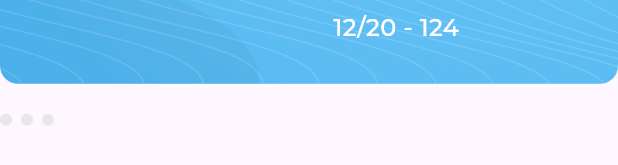
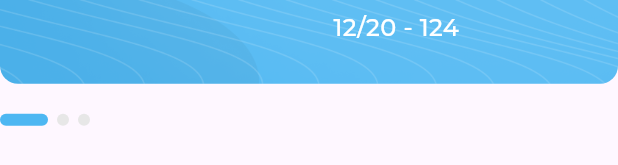
Before and after one commit to seifmoustafa/responsive_dash_board, a Flutter app: the MyCardsSection widget shown alone on an empty page, opened directly, on a phone screen of 412 x 824 dp. Shown: the part 306-471 px from the top of the screen. Run offline on Flutter 3.47's test engine with Material 3 defaults, Android fonts, the phone set to English and light mode, and no system bars; drawn by our look-alikes of expandable_page_view; our stand-ins replace flutter_svg; project files that could hold a hidden picture were left out.

Commit message:
my cards section done

```diff
--- a/lib/views/widgets/dots_indicator.dart
+++ b/lib/views/widgets/dots_indicator.dart
@@ -2,16 +2,17 @@ import 'package:flutter/material.dart';
 import 'package:responsive_dash_board/views/widgets/custom_dot.dart';
 
 class DotsIndecator extends StatelessWidget {
-  const DotsIndecator({super.key});
-
+  const DotsIndecator({super.key, required this.currentPageIndex});
+  final int currentPageIndex;
   @override
   Widget build(BuildContext context) {
     return Row(
         children: List.generate(
             3,
-            (index) => const Padding(
-                  padding: EdgeInsets.only(right: 6),
-                  child: CustomDotIndecator(isActive: false),
+            (index) => Padding(
+                  padding: const EdgeInsets.only(right: 6),
+                  child:
+                      CustomDotIndecator(isActive: index == currentPageIndex),
                 )));
   }
 }
--- a/lib/views/widgets/my_cards_page_view.dart
+++ b/lib/views/widgets/my_cards_page_view.dart
@@ -3,11 +3,12 @@ import 'package:expandable_page_view/expandable_page_view.dart';
 import 'package:responsive_dash_board/views/widgets/my_card.dart';
 
 class MyCardsPageView extends StatelessWidget {
-  const MyCardsPageView({super.key});
-
+  const MyCardsPageView({super.key, required this.pageController});
+  final PageController pageController;
   @override
   Widget build(BuildContext context) {
     return ExpandablePageView(
+      controller: pageController,
       children: List.generate(
         3,
         (index) => const MyCard(),
--- a/lib/views/widgets/my_cards_section.dart
+++ b/lib/views/widgets/my_cards_section.dart
@@ -3,29 +3,51 @@ import 'package:responsive_dash_board/utils/app_styles.dart';
 import 'package:responsive_dash_board/views/widgets/dots_indicator.dart';
 import 'package:responsive_dash_board/views/widgets/my_cards_page_view.dart';
 
-class MyCardsSection extends StatelessWidget {
+class MyCardsSection extends StatefulWidget {
   const MyCardsSection({super.key});
 
   @override
+  State<MyCardsSection> createState() => _MyCardsSectionState();
+}
+
+class _MyCardsSectionState extends State<MyCardsSection> {
+  late PageController pageController;
+  int currentPageIndex = 0;
+
+  @override
+  void initState() {
+    pageController = PageController();
+    pageController.addListener(() {
+      currentPageIndex = pageController.page!.round();
+      setState(() {});
+    });
+    super.initState();
+  }
+
+  @override
   Widget build(BuildContext context) {
-    return const Column(
+    return Column(
       crossAxisAlignment: CrossAxisAlignment.start,
       children: [
-        SizedBox(
+        const SizedBox(
           width: 420,
           child: Text(
             'My Card',
             style: AppStyles.styleSemiBold20,
           ),
         ),
-        SizedBox(
+        const SizedBox(
           height: 20,
         ),
-        MyCardsPageView(),
-        SizedBox(
+        MyCardsPageView(
+          pageController: pageController,
+        ),
+        const SizedBox(
           height: 20,
         ),
-        DotsIndecator(),
+        DotsIndecator(
+          currentPageIndex: currentPageIndex,
+        ),
       ],
     );
   }
```
